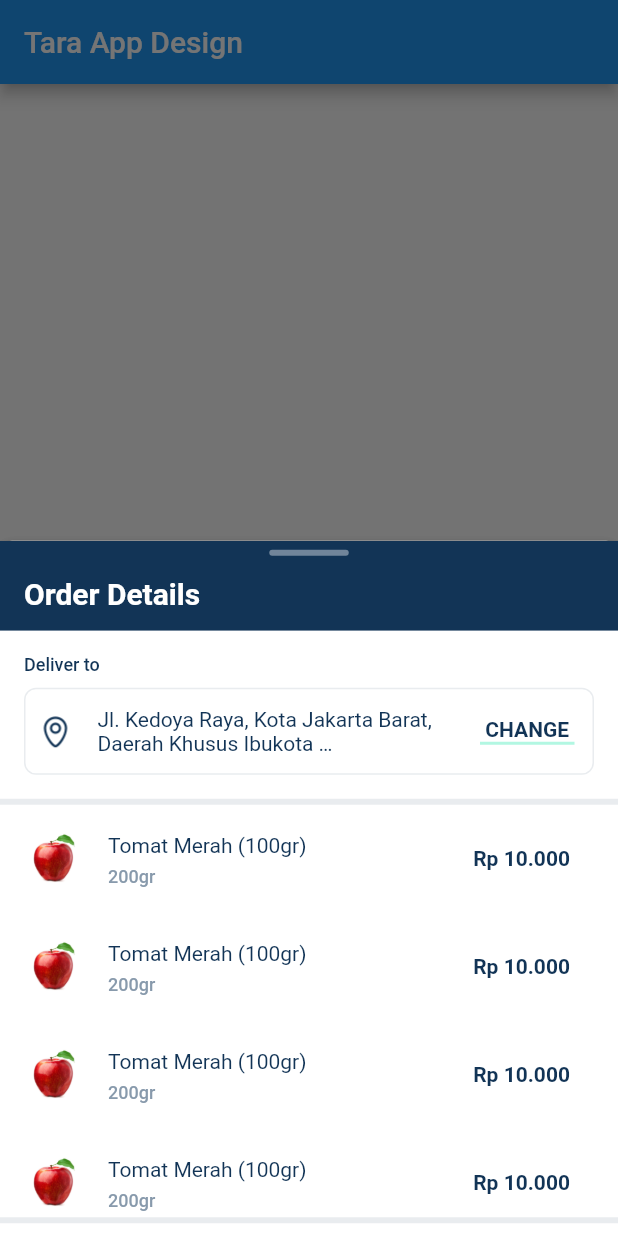
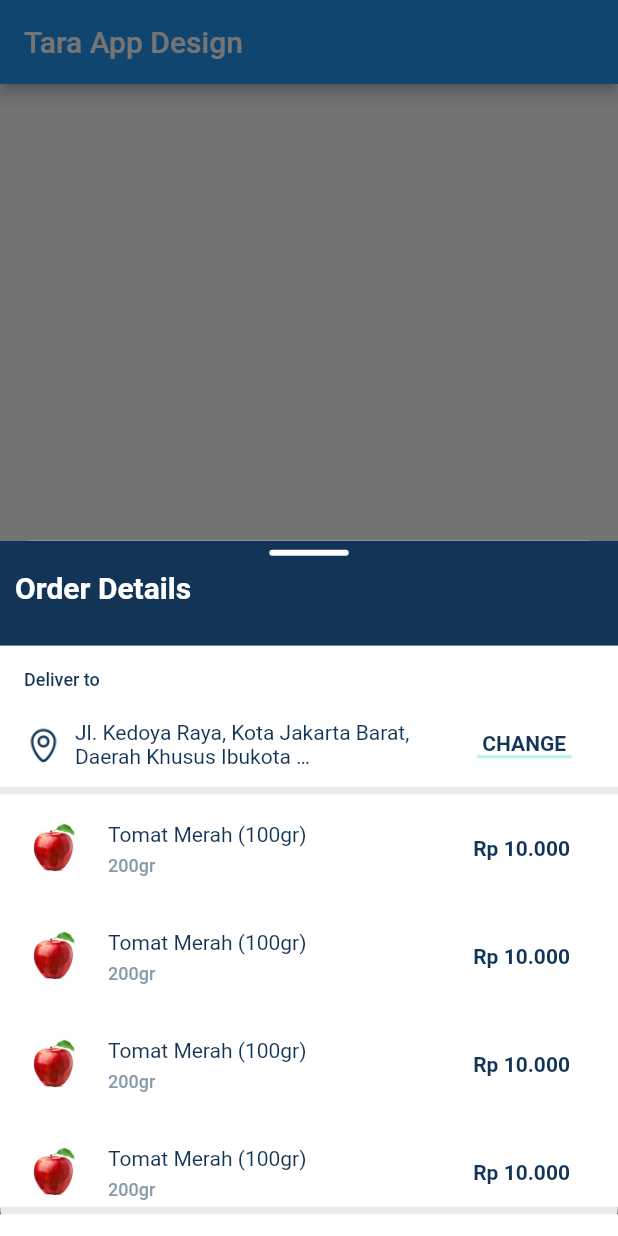
Before and after one commit to MayurRathor/Task1_Nxgen, a Flutter app: the screen it shows after launch, after a tap on "OrderDetails", on a phone screen of 412 x 824 dp. Run offline on Flutter 3.47's test engine with Material 2 defaults, Android fonts, the phone set to English and light mode, and no system bars; our stand-ins replace get; Roboto replaces fonts that are missing (SctoGroteskA).

Commit message:
task completed

```diff
--- a/lib/Screens.dart/OrderDetails/OrderDetailsCart.dart
+++ b/lib/Screens.dart/OrderDetails/OrderDetailsCart.dart
@@ -5,31 +5,60 @@ import 'package:get/get.dart';
 
 class OrderDetailsCart extends StatelessWidget {
   final items = Get.put(ItemDetails());
+
+  // Methode for price details widges
+  Widget ItemPriceDetails({String item, String price}) {
+    return Padding(
+      padding: const EdgeInsets.only(top: 4, bottom: 4, left: 16, right: 16),
+      child: Row(
+        mainAxisAlignment: MainAxisAlignment.spaceBetween,
+        children: [
+          Text(item,
+              style: const TextStyle(
+                  color: MyColors.color_black_100_2_2_2,
+                  fontWeight: FontWeight.w400,
+                  fontFamily: "Roboto",
+                  fontStyle: FontStyle.normal,
+                  fontSize: 14.0)),
+          Text(price,
+              style: const TextStyle(
+                  color: MyColors.color_black_100_2_2_2,
+                  fontWeight: FontWeight.w400,
+                  fontFamily: "Roboto",
+                  fontStyle: FontStyle.normal,
+                  fontSize: 14.0),
+              textAlign: TextAlign.right),
+        ],
+      ),
+    );
+  }
+
   @override
   Widget build(BuildContext context) {
     return Container(
+      decoration: BoxDecoration(
+          borderRadius: BorderRadius.all(Radius.circular(20)),
+          color: MyColors.grey2),
       child: SingleChildScrollView(
-          child: Wrap(
-            children: [
-              //heading and handel container
-              Container(
         child: Column(
           children: [
-                      SizedBox(
-                        height: 6,
-                      ),
-                      Opacity(
-                        opacity: 0.3999999761581421,
-                        child: Container(
+            //Handel with title section
+            Container(
+              height: 70,
+              decoration: BoxDecoration(color: MyColors.color_black_100_2_2_2),
+              child: Column(
+                children: [
+                  //handel
+                  Container(
+                      margin: EdgeInsets.only(top: 6),
                       width: 53,
                       height: 4,
                       decoration: BoxDecoration(
-                                borderRadius:
-                                    BorderRadius.all(Radius.circular(4)),
+                          borderRadius: BorderRadius.all(Radius.circular(4)),
                           color: MyColors.elevation_off_2_2_2)),
-                      ),
+                  //Title
                   Container(
-                        margin: EdgeInsets.only(left: 16, top: 14),
+                    margin: EdgeInsets.all(10),
                     alignment: Alignment.centerLeft,
                     child: Text("Order Details",
                         style: const TextStyle(
@@ -41,42 +70,37 @@ class OrderDetailsCart extends StatelessWidget {
                   )
                 ],
               ),
-                  height: 60,
-                  decoration:
-                      BoxDecoration(color: MyColors.color_black_100_2_2_2)),
-              //Address container
+            ),
+            //Deliver to Address
             Container(
+              decoration: BoxDecoration(color: MyColors.elevation_off_2_2_2),
               child: Column(
                 children: [
                   Container(
                       alignment: Alignment.topLeft,
-                          margin: EdgeInsets.only(top: 16, left: 16),
-                          child: Text("Deliver to",
-                              style: MyTextStyles.caption222)),
+                      margin: EdgeInsets.only(top: 16, left: 16, bottom: 8),
+                      child:
+                          Text("Deliver to", style: MyTextStyles.caption222)),
                   Container(
                     alignment: Alignment.center,
-                          child: Row(
-                            children: [
-                              Container(
-                                padding: EdgeInsets.symmetric(
-                                    horizontal: 8, vertical: 12),
-                                child: Image.asset(
+                    padding: EdgeInsets.symmetric(horizontal: 16),
+                    child: Row(children: [
+                      Image.asset(
                         'assets/location.png',
-                                  height: 24,
-                                  width: 24,
-                                ),
+                        height: 26,
+                        width: 26,
                       ),
                       Expanded(
                         child: Container(
-                                  padding: EdgeInsets.symmetric(
-                                      vertical: 8, horizontal: 8),
+                          padding:
+                              EdgeInsets.symmetric(vertical: 12, horizontal: 8),
                           child: Text(
                               "Jl. Kedoya Raya, Kota Jakarta Barat, Daerah Khusus Ibukota …",
                               style: MyTextStyles.body2222),
                         ),
                       ),
                       Container(
-                                margin: EdgeInsets.only(right: 12),
+                        margin: EdgeInsets.only(right: 15),
                         child: Column(
                           mainAxisAlignment: MainAxisAlignment.center,
                           children: [
@@ -87,40 +111,23 @@ class OrderDetailsCart extends StatelessWidget {
                                 width: 63,
                                 height: 2,
                                 decoration: BoxDecoration(
-                                            color:
-                                                MyColors.color_mint_100_2_2_2)),
+                                    color: MyColors.color_mint_100_2_2_2))
                           ],
                         ),
                       )
+                    ]),
+                  ),
                 ],
               ),
-                          margin: EdgeInsets.only(
-                              top: 8, bottom: 16, left: 16, right: 16),
-                          height: 58,
-                          decoration: BoxDecoration(
-                              borderRadius:
-                                  BorderRadius.all(Radius.circular(8)),
-                              border:
-                                  Border.all(color: MyColors.grey2, width: 1),
-                              color: MyColors.elevation_off_2_2_2))
-                    ],
             ),
-                  decoration:
-                      BoxDecoration(color: MyColors.elevation_off_2_2_2)),
-              // listView container
-              Opacity(
-                opacity: 0.3999999761581421,
-                child: Container(
-                    width: 53,
-                    height: 4,
-                    decoration: BoxDecoration(
-                      borderRadius: BorderRadius.all(Radius.circular(4)),
-                    )),
+            SizedBox(
+              height: 5,
             ),
+            // Item List view
             Container(
                 child: ListView.builder(
                   shrinkWrap: true,
-                    itemCount: 5,
+                  itemCount: 15,
                   itemBuilder: (BuildContext context, index) {
                     return Column(children: [
                       ListTile(
@@ -129,8 +136,8 @@ class OrderDetailsCart extends StatelessWidget {
                           height: 40,
                           width: 40,
                         ),
-                          title: Text(items.itemName,
-                              style: MyTextStyles.body2222),
+                        title:
+                            Text(items.itemName, style: MyTextStyles.body2222),
                         subtitle: Text(items.itemQuantity,
                             style: const TextStyle(
                                 color: MyColors.color_black_80_2_2_2,
@@ -154,97 +161,26 @@ class OrderDetailsCart extends StatelessWidget {
                   },
                 ),
                 height: 275,
-                  decoration:
-                      BoxDecoration(color: MyColors.elevation_off_2_2_2)),
-              // Billing details
-              Opacity(
-                opacity: 0.3999999761581421,
-                child: Container(
-                    width: 53,
-                    height: 4,
-                    decoration: BoxDecoration(
-                      borderRadius: BorderRadius.all(Radius.circular(4)),
-                    )),
+                decoration: BoxDecoration(color: MyColors.elevation_off_2_2_2)),
+            SizedBox(
+              height: 5,
             ),
             Container(
               // width: 360,
               child: Column(
                 children: [
                   Container(
-                      margin:
-                          EdgeInsets.symmetric(horizontal: 16, vertical: 16),
+                    margin: EdgeInsets.symmetric(horizontal: 16, vertical: 16),
                     child: Column(
                       children: [
+                        ItemPriceDetails(item: "5 Items", price: "Rp 45.500"),
+                        ItemPriceDetails(
+                            item: "Delivery Fee", price: "Rp 8.000"),
+                        ItemPriceDetails(item: "Subtotal", price: "Rp 53.500"),
                         Padding(
-                            padding: const EdgeInsets.only(top: 8, bottom: 4),
+                          padding: const EdgeInsets.symmetric(
+                              vertical: 8, horizontal: 16),
                           child: Row(
-                              mainAxisAlignment: MainAxisAlignment.spaceBetween,
-                              children: [
-                                Text("5 Items",
-                                    style: const TextStyle(
-                                        color: MyColors.color_black_100_2_2_2,
-                                        fontWeight: FontWeight.w400,
-                                        fontFamily: "Roboto",
-                                        fontStyle: FontStyle.normal,
-                                        fontSize: 14.0)),
-                                Text("Rp 45.500",
-                                    style: const TextStyle(
-                                        color: MyColors.color_black_100_2_2_2,
-                                        fontWeight: FontWeight.w400,
-                                        fontFamily: "Roboto",
-                                        fontStyle: FontStyle.normal,
-                                        fontSize: 14.0),
-                                    textAlign: TextAlign.right)
-                              ],
-                            ),
-                          ),
-                          Padding(
-                            padding: const EdgeInsets.symmetric(vertical: 4),
-                            child: Row(
-                              mainAxisAlignment: MainAxisAlignment.spaceBetween,
-                              children: [
-                                Text("Delivery Fee",
-                                    style: const TextStyle(
-                                        color: MyColors.color_black_100_2_2_2,
-                                        fontWeight: FontWeight.w400,
-                                        fontFamily: "Roboto",
-                                        fontStyle: FontStyle.normal,
-                                        fontSize: 14.0)),
-                                Text("Rp 8.000",
-                                    style: const TextStyle(
-                                        color: MyColors.color_black_100_2_2_2,
-                                        fontWeight: FontWeight.w400,
-                                        fontFamily: "Roboto",
-                                        fontStyle: FontStyle.normal,
-                                        fontSize: 14.0),
-                                    textAlign: TextAlign.right)
-                              ],
-                            ),
-                          ),
-                          Padding(
-                            padding: const EdgeInsets.only(top: 4, bottom: 15),
-                            child: Row(
-                              mainAxisAlignment: MainAxisAlignment.spaceBetween,
-                              children: [
-                                Text("Subtotal",
-                                    style: const TextStyle(
-                                        color: MyColors.color_black_100_2_2_2,
-                                        fontWeight: FontWeight.w400,
-                                        fontFamily: "Roboto",
-                                        fontStyle: FontStyle.normal,
-                                        fontSize: 14.0)),
-                                Text("53.500",
-                                    style: const TextStyle(
-                                        color: MyColors.color_black_100_2_2_2,
-                                        fontWeight: FontWeight.w400,
-                                        fontFamily: "Roboto",
-                                        fontStyle: FontStyle.normal,
-                                        fontSize: 14.0),
-                                    textAlign: TextAlign.right)
-                              ],
-                            ),
-                          ),
-                          Row(
                             mainAxisAlignment: MainAxisAlignment.spaceBetween,
                             children: [
                               Text("Total",
@@ -264,11 +200,11 @@ class OrderDetailsCart extends StatelessWidget {
                                   textAlign: TextAlign.right)
                             ],
                           ),
+                        ),
                         Padding(
                           padding: const EdgeInsets.only(top: 15),
                           child: Row(
-                                mainAxisAlignment:
-                                    MainAxisAlignment.spaceBetween,
+                              mainAxisAlignment: MainAxisAlignment.spaceBetween,
                               children: [
                                 Container(
                                     alignment: Alignment.center,
@@ -295,7 +231,7 @@ class OrderDetailsCart extends StatelessWidget {
                                     decoration: BoxDecoration(
                                         borderRadius: BorderRadius.all(
                                             Radius.circular(8)),
-                                          color: MyColors.color_mint_100_2_2_2))
+                                        color: MyColors.color_mint_100_2_2_2)),
                                 // RaisedButton(
                                 //     onPressed: () {},
                                 //     child: Text("Decline",
@@ -313,26 +249,11 @@ class OrderDetailsCart extends StatelessWidget {
                   ),
                 ],
               ),
-
               decoration: BoxDecoration(color: MyColors.elevation_off_2_2_2),
             )
           ],
         ),
       ),
-        decoration: BoxDecoration(
-            borderRadius: BorderRadius.all(Radius.circular(8)),
-            boxShadow: [
-              BoxShadow(
-                  color: const Color(0x1f000000),
-                  offset: Offset(0, 4),
-                  blurRadius: 6,
-                  spreadRadius: 0),
-              BoxShadow(
-                  color: const Color(0x14000000),
-                  offset: Offset(0, 0),
-                  blurRadius: 2,
-                  spreadRadius: 0)
-            ],
-            color: MyColors.grey2));
+    );
   }
 }
--- a/lib/main.dart
+++ b/lib/main.dart
@@ -3,8 +3,6 @@
 import 'package:flutter/material.dart';
 import 'package:get/get.dart';
 import 'Screens.dart/MyOrder/MyOrderCart.dart';
-
-import 'Screens.dart/OrderDetails/OrderDetails.dart';
 import 'Screens.dart/OrderDetails/OrderDetailsCart.dart';
 
 void main() => runApp(MyApp());
```
Also changed, not shown: lib/Screens.dart/MyOrder/MyOrderCart.dart (+10 -16 lines), lib/Screens.dart/OrderDetails/Address.dart (deleted, +0 -30 lines), lib/Screens.dart/OrderDetails/Header.dart (deleted, +0 -35 lines), lib/Screens.dart/OrderDetails/ItemDetails.dart (deleted, +0 -30 lines), lib/Screens.dart/OrderDetails/OrderDetails.dart (deleted, +0 -29 lines), lib/Screens.dart/OrderDetails/TotalPrice.dart (deleted, +0 -82 lines). Lines whose indentation alone changed are shown as unchanged.
